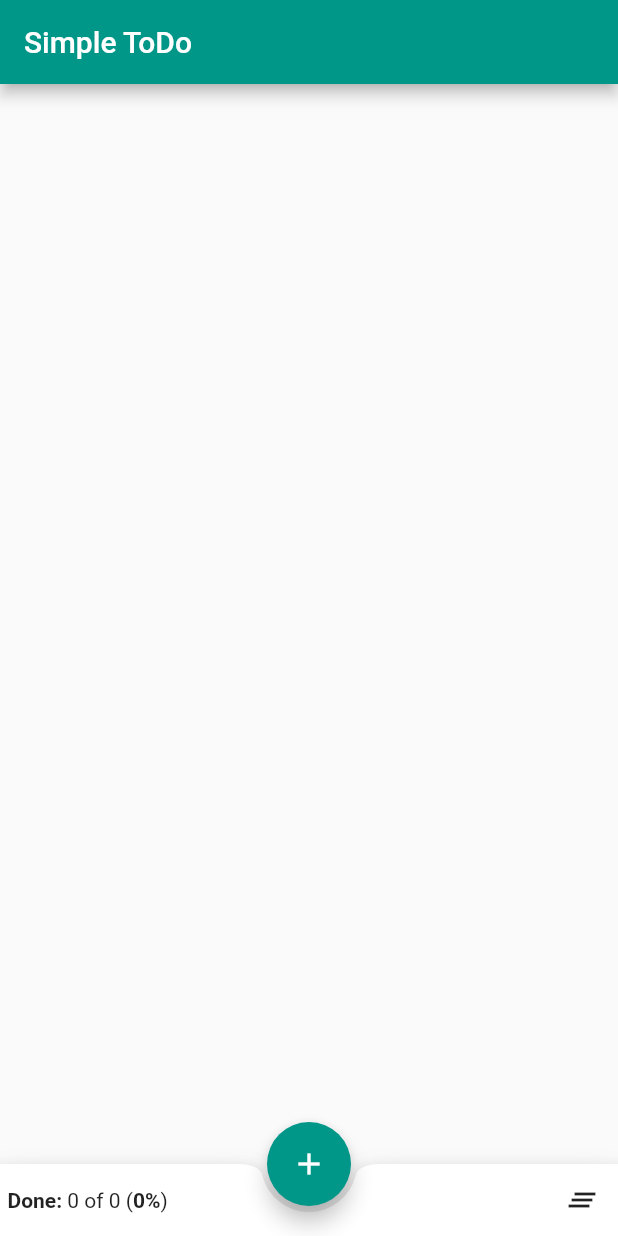
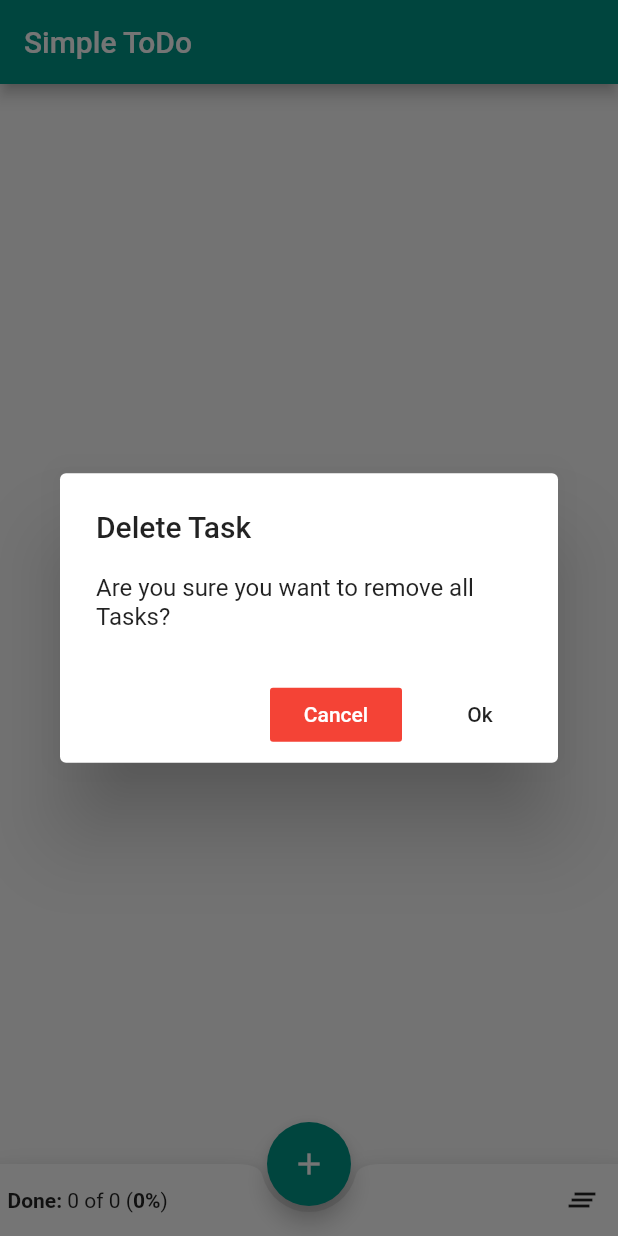
Before and after one commit to darielopper/flutter_todo_app, a Flutter app: the screen it shows after launch, after a tap on the "clear all" icon, on a phone screen of 412 x 824 dp. Run offline on Flutter 3.47's test engine with Material 2 defaults, Android fonts, the phone set to English and light mode, and no system bars.

Commit message:
remove all task with confirm message

```diff
--- a/lib/list_data.dart
+++ b/lib/list_data.dart
@@ -42,6 +42,8 @@ class ToDoDataList {
 
   toggleChecked(int index) => _list.elementAt(index).setChecked(!_list.elementAt(index).checked());
 
+  clear() => _list.clear();
+
   get dones => _list.where((item) => item.checked()).length;
 
   get count => _list.length;
--- a/lib/main.dart
+++ b/lib/main.dart
@@ -59,14 +59,14 @@ class _MyHomePageState extends State<MyHomePage> {
     });
   }
 
-  Future<bool> _confirmDialog() async {
+  Future<bool> _confirmDialog({String message = 'Are you sure do you want remove this Task?'}) async {
       return showDialog<bool>(
         context: context,
         builder: (BuildContext context) {
           return AlertDialog(
             title: Text('Delete Task'),
             content: SingleChildScrollView(
-              child: Text('Are you sure do you want remove this Task?')
+              child: Text(message)
             ),
             actions: <Widget>[
               FlatButton(
@@ -129,6 +129,11 @@ class _MyHomePageState extends State<MyHomePage> {
     });
   }
 
+  removeAll() {
+    _confirmDialog(message: 'Are you sure you want to remove all Tasks?')
+      .then((val) => val ? setState(() { _list.clear(); }) : null);
+  }
+
   _updateCheckBox(bool value, int index) {
     setState(() {
       _list.setChecked(index, value);
@@ -166,7 +171,7 @@ class _MyHomePageState extends State<MyHomePage> {
                   child: BolderMarkupText(text: '*Done:* ${_list.dones} of ${_list.count} (*${_list.percent}%*)')),
               IconButton(
                 icon: Icon(Icons.clear_all),
-                onPressed: () {},
+                onPressed: removeAll,
                 tooltip: 'Remove All',
               ),
             ],
```
